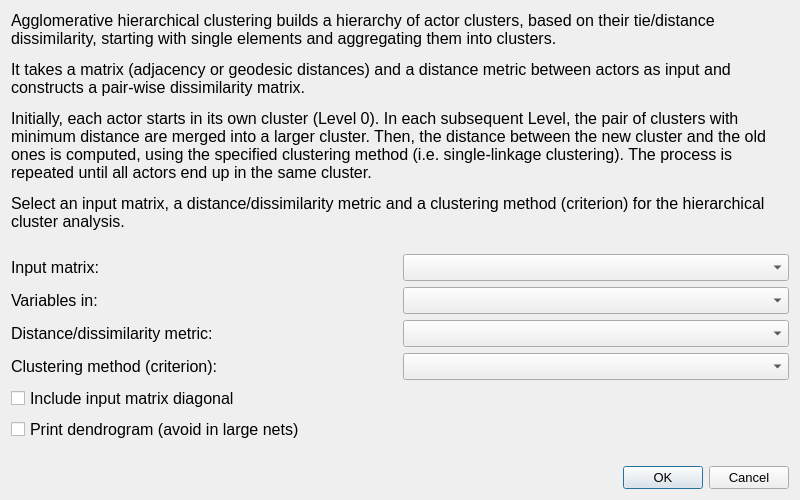
This is src/forms/dialogclusteringhierarchical.ui in socnetv/app as Qt 5 draws it before an edit. The edited form follows.
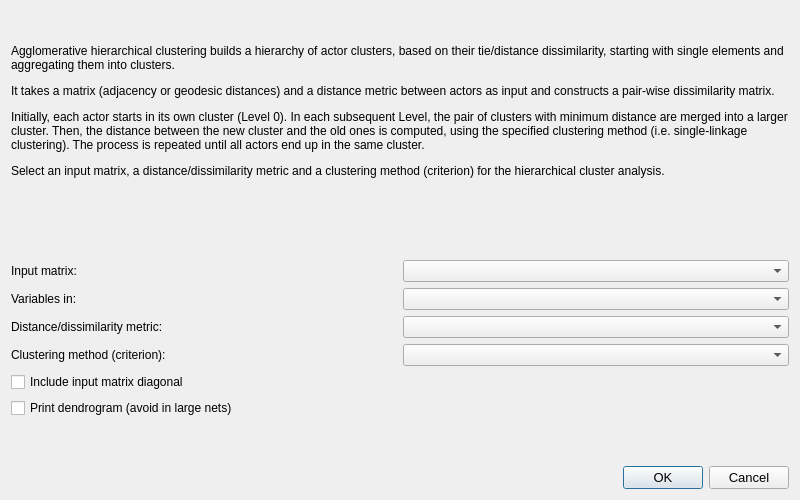
This is the edited form.

Commit message: macos forms and pointsizes mess

What changed in the file:
```diff
--- a/src/forms/dialogclusteringhierarchical.ui
+++ b/src/forms/dialogclusteringhierarchical.ui
@@ -31,11 +31,6 @@
     <height>600</height>
    </size>
   </property>
-  <property name="font">
-   <font>
-    <pointsize>12</pointsize>
-   </font>
-  </property>
   <property name="windowTitle">
    <string>Hierarchical Clustering</string>
   </property>
```
The commit also changes 3 other files.
